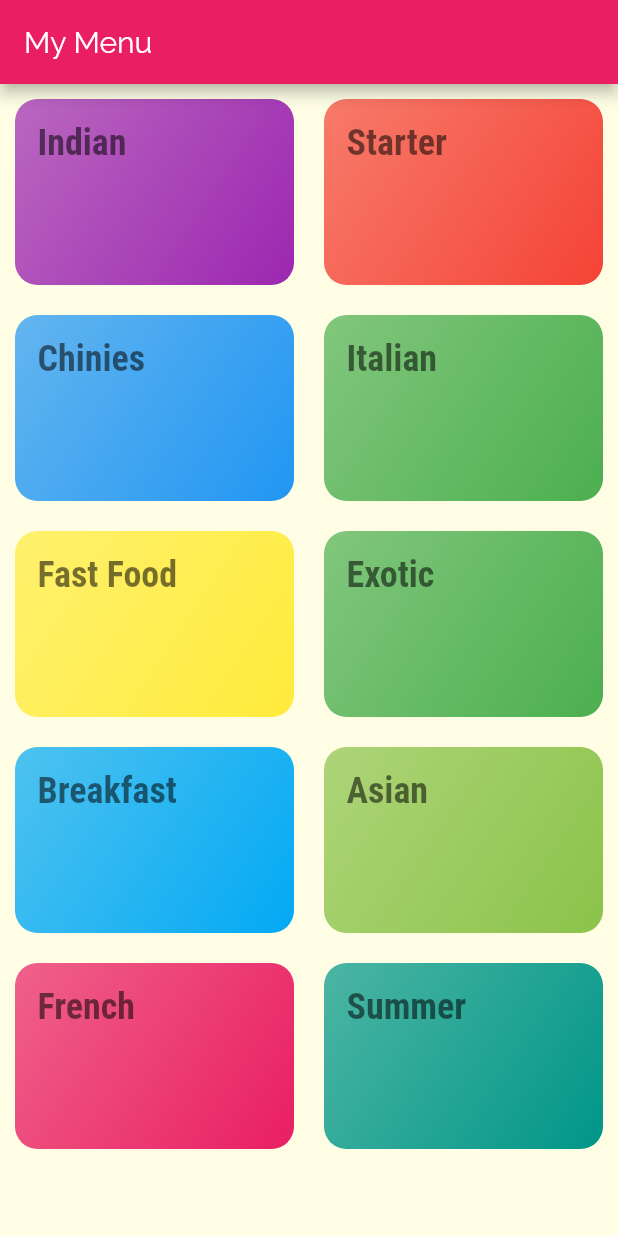
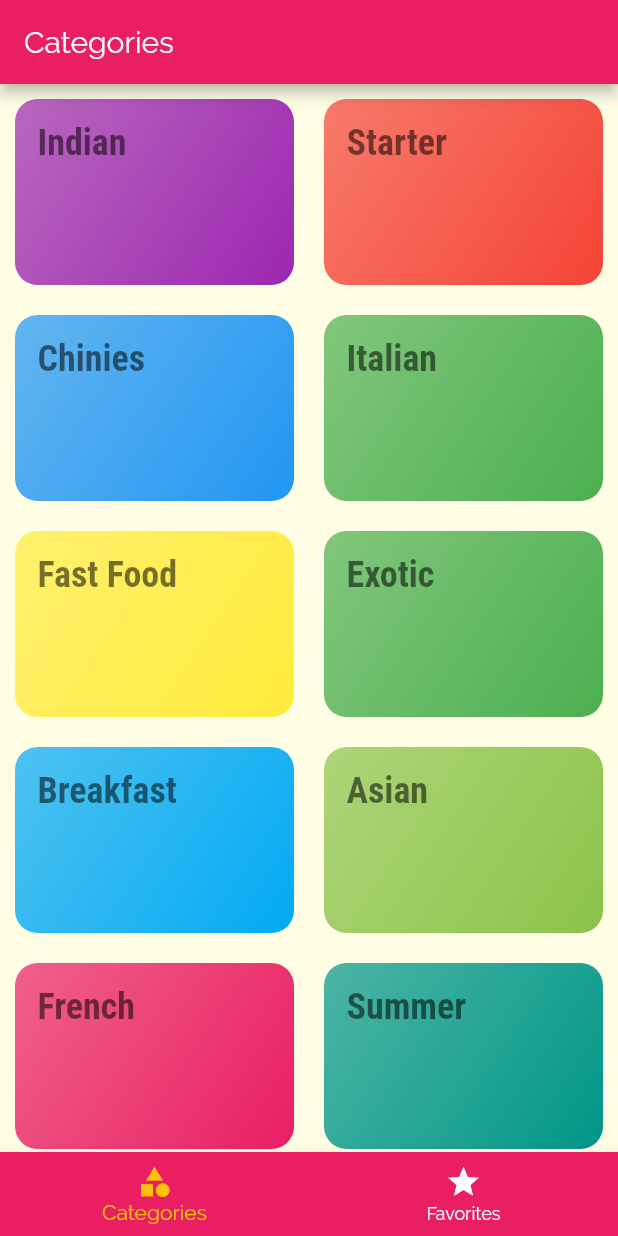
Before and after one commit to Brijesh-Saw/menu, a Flutter app: the screen it shows after launch, on a phone screen of 412 x 824 dp. Run offline on Flutter 3.47's test engine with Material 2 defaults, Android fonts, the phone set to English and light mode, and no system bars.

Commit message:
initial commit

```diff
--- a/lib/main.dart
+++ b/lib/main.dart
@@ -1,6 +1,6 @@
 import 'package:flutter/material.dart';
-import 'package:menu/screens/meal_detail_screen.dart';
-
+import './screens/meal_detail_screen.dart';
+import './screens/tabs_screen.dart';
 import './screens/categories_Screen.dart';
 import './screens/category_meals_screen.dart';
 
@@ -37,7 +37,7 @@ class MyApp extends StatelessWidget {
       // home: CategoriesScreen(),
       initialRoute: '/', //default is '/'
       routes: {
-        '/': (ctx) => CategoriesScreen(),
+        '/': (ctx) => TabsScreen(),
         CategoryMealsScreen.routeName: (ctx) => CategoryMealsScreen(),
         MealDetailScreen.routeName: (ctx) => MealDetailScreen(),
       },
--- a/lib/screens/categories_Screen.dart
+++ b/lib/screens/categories_Screen.dart
@@ -5,11 +5,7 @@ import '../dummy_data.dart';
 class CategoriesScreen extends StatelessWidget {
   @override
   Widget build(BuildContext context) {
-    return Scaffold(
-      appBar: AppBar(
-        title: Text("My Menu"),
-      ),
-      body: GridView(
+    return GridView(
       padding: EdgeInsets.all(10),
       children: DUMMY_CATEGORIES
           .map((catData) => CategoryItem(
@@ -24,7 +20,6 @@ class CategoriesScreen extends StatelessWidget {
         crossAxisSpacing: 20,
         mainAxisSpacing: 20,
       ),
-      ),
     );
   }
 }
--- /dev/null
+++ b/lib/screens/tabs_screen.dart
@@ -0,0 +1,79 @@
+import 'package:flutter/material.dart';
+import 'package:menu/screens/favorites_screen.dart';
+
+import './categories_Screen.dart';
+
+class TabsScreen extends StatefulWidget {
+  @override
+  _TabsScreenState createState() => _TabsScreenState();
+}
+
+class _TabsScreenState extends State<TabsScreen> {
+  List<Map<String, Object>> _pages = [
+    {"page": CategoriesScreen(), "title": "Categories"},
+    {"page": FavoritesScreen(), "title": "Your Favorites"},
+  ];
+
+  int _selectedPageIndex = 0;
+
+  void _selectPage(int index) {
+    setState(() {
+      _selectedPageIndex = index;
+    });
+  }
+
+  @override
+  Widget build(BuildContext context) {
+    return Scaffold(
+      appBar: AppBar(
+        title: Text(_pages[_selectedPageIndex]['title']),
+      ),
+      body: _pages[_selectedPageIndex]['page'],
+      bottomNavigationBar: BottomNavigationBar(
+        onTap: _selectPage,
+        unselectedItemColor: Colors.white,
+        selectedItemColor: Theme.of(context).accentColor,
+        backgroundColor: Theme.of(context).primaryColor,
+        currentIndex: _selectedPageIndex,
+        items: [
+          BottomNavigationBarItem(
+            icon: Icon(Icons.category),
+            // ignore: deprecated_member_use
+            title: Text("Categories"),
+          ),
+          BottomNavigationBarItem(
+            icon: Icon(Icons.star),
+            // ignore: deprecated_member_use
+            title: Text("Favorites"),
+          )
+        ],
+      ),
+    );
+
+    // return DefaultTabController(
+    //   initialIndex: 0,
+    //   length: 2,
+    //   child: Scaffold(
+    //     appBar: AppBar(
+    //       title: Text("Meals"),
+    //       bottom: TabBar(
+    //         tabs: <Widget>[
+    //           Tab(
+    //             icon: Icon(Icons.category),
+    //             text: "Categories",
+    //           ),
+    //           Tab(
+    //             icon: Icon(Icons.star),
+    //             text: "Favorites",
+    //           ),
+    //         ],
+    //       ),
+    //     ),
+    //     body: TabBarView(children: <Widget>[
+    //       CategoriesScreen(),
+    //       FavoritesScreen(),
+    //     ]),
+    //   ),
+    // );
+  }
+}
```
Also changed, not shown: lib/screens/favorites_screen.dart (added, +10 -0 lines), lib/screens/meal_detail_screen.dart (+38 -12 lines). Lines whose indentation alone changed are shown as unchanged.
